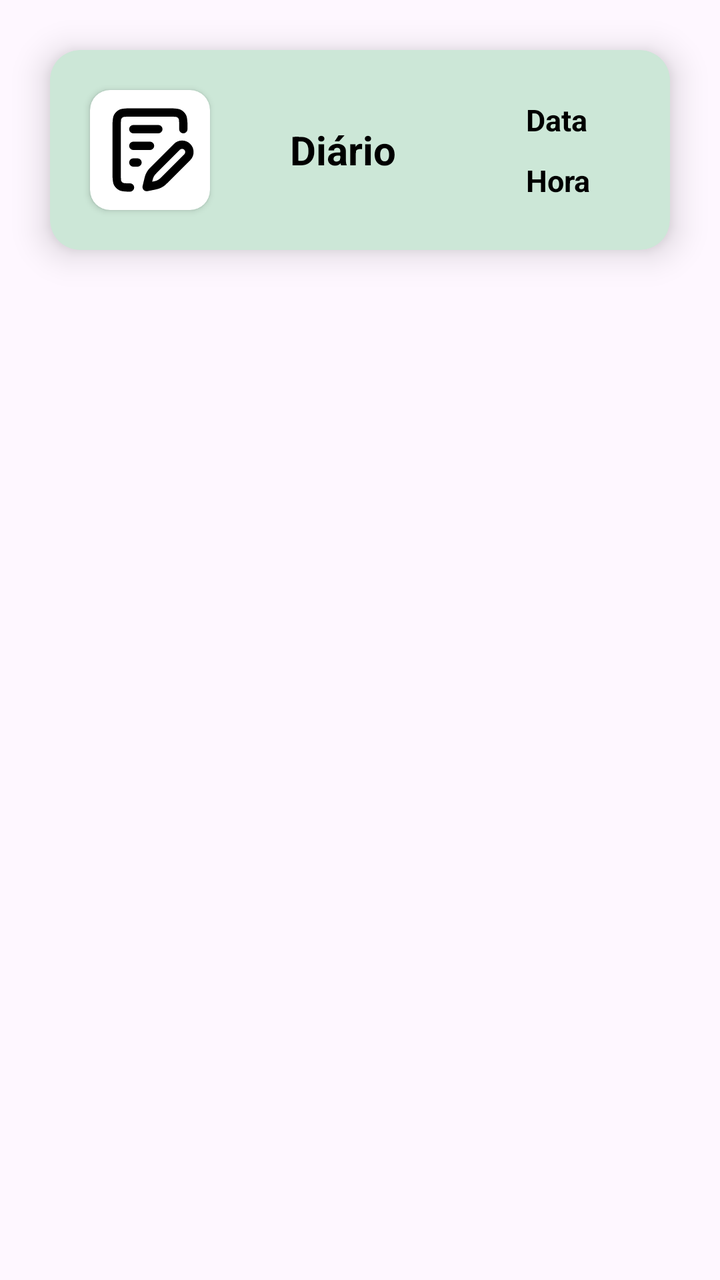
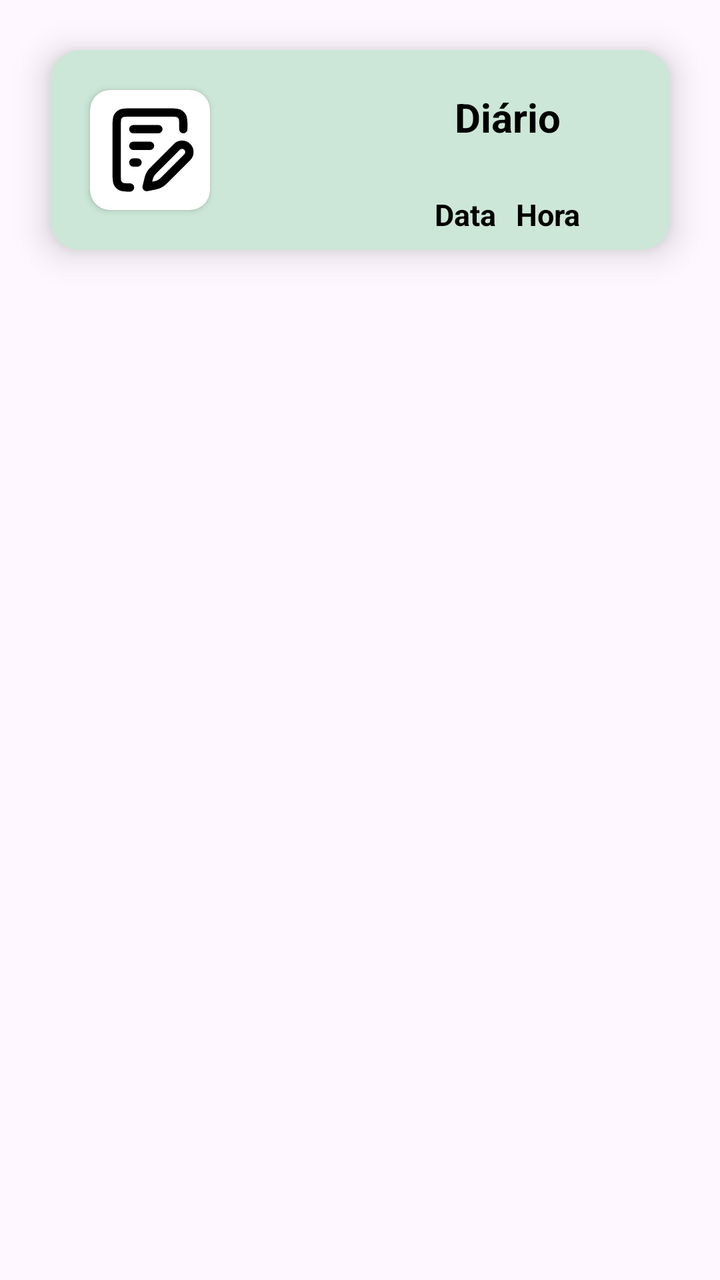

Two renders of the same Android screen: before a commit and after it. Below are the layout's source before the change and the commit's diff.
<!-- AndroidManifest.xml: application theme Theme.Atividade4 -->
<!-- res/layout/estilo_recyclerview_pagina_diario.xml -->
<?xml version="1.0" encoding="utf-8"?>
<androidx.constraintlayout.widget.ConstraintLayout xmlns:android="http://schemas.android.com/apk/res/android"
    android:layout_width="match_parent"
    android:layout_height="150dp"
    android:backgroundTint="@color/color_default"
    xmlns:app="http://schemas.android.com/apk/res-auto">



    <androidx.cardview.widget.CardView
        android:id="@+id/recyclerView_Registro"
        android:layout_width="match_parent"
        android:layout_height="100dp"
        app:layout_constraintEnd_toEndOf="parent"
        app:layout_constraintStart_toStartOf="parent"
        app:layout_constraintTop_toTopOf="parent"
        android:layout_margin="25dp"
        app:cardCornerRadius="15dp"
        app:cardElevation="10dp"
        android:backgroundTint="@color/color_default">

        <LinearLayout
            android:layout_width="match_parent"
            android:layout_height="100dp"
            android:orientation="horizontal">

            <androidx.cardview.widget.CardView
                android:layout_width="60dp"
                android:layout_height="60dp"
                android:layout_margin="20dp"
                app:cardCornerRadius="10dp">

                <ImageView
                    android:layout_width="50dp"
                    android:layout_height="50dp"
                    android:layout_gravity="center"
                    android:src="@drawable/ic_diario"/>

            </androidx.cardview.widget.CardView>

                <TextView
                    android:id="@+id/textTitulo_diario"
                    android:layout_width="wrap_content"
                    android:layout_height="wrap_content"
                    android:text="Diário"
                    android:textSize="20sp"
                    android:textStyle="bold"
                    android:layout_gravity="center"
                    android:textColor="@color/black"
                    android:layout_margin="20dp"/>

                <LinearLayout
                    android:layout_width="wrap_content"
                    android:layout_height="wrap_content"
                    android:orientation="vertical"
                    android:layout_gravity="center"
                    android:layout_marginStart="40dp">

                    <TextView
                        android:id="@+id/textTitulo_data"
                        android:layout_width="wrap_content"
                        android:layout_height="wrap_content"
                        android:text="Data"
                        android:textSize="15sp"
                        android:textStyle="bold"
                        android:textColor="@color/black"
                        android:layout_margin="5dp"/>

                    <TextView
                        android:id="@+id/textTitulo_hora"
                        android:layout_width="wrap_content"
                        android:layout_height="wrap_content"
                        android:text="Hora"
                        android:textSize="15sp"
                        android:textStyle="bold"
                        android:textColor="@color/black"
                        android:layout_margin="5dp"/>

                </LinearLayout>


        </LinearLayout>

    </androidx.cardview.widget.CardView>




</androidx.constraintlayout.widget.ConstraintLayout>
<!-- resources referenced by this layout -->
<resources>
  <color name="black">#FF000000</color>
  <color name="color_default">#CCE7D7</color>
  <!-- drawable ic_diario (drawable) -->
  <vector xmlns:android="http://schemas.android.com/apk/res/android" android:height="24dp" android:viewportHeight="24" android:viewportWidth="24" android:width="24dp">
        
      <path android:fillColor="#00000000" android:pathData="M7.2,21C6.08,21 5.52,21 5.092,20.782C4.716,20.59 4.41,20.284 4.218,19.908C4,19.48 4,18.92 4,17.8V6.2C4,5.08 4,4.52 4.218,4.092C4.41,3.716 4.716,3.41 5.092,3.218C5.52,3 6.08,3 7.2,3H16.8C17.92,3 18.48,3 18.908,3.218C19.284,3.41 19.59,3.716 19.782,4.092C20,4.52 20,5.08 20,6.2V7M8,7H14M8,15H9M8,11H12M11.195,20.895L12.51,20.635C13.22,20.494 13.574,20.424 13.905,20.295C14.199,20.181 14.478,20.032 14.736,19.852C15.028,19.649 15.284,19.393 15.795,18.882L20.943,13.733C21.631,13.046 21.631,11.932 20.943,11.244C20.256,10.557 19.142,10.557 18.455,11.244L13.218,16.481C12.739,16.96 12.499,17.2 12.306,17.471C12.134,17.712 11.99,17.972 11.875,18.245C11.746,18.552 11.669,18.882 11.514,19.542L11.195,20.895Z" android:strokeColor="#000000" android:strokeLineCap="round" android:strokeLineJoin="round" android:strokeWidth="2"/>
      
  </vector>
  <style name="Theme.Atividade4" parent="Base.Theme.Atividade4" />
  <style name="Base.Theme.Atividade4" parent="Theme.Material3.DayNight.NoActionBar">
  
          <item name="colorPrimary">@color/colorPrimary</item>
          <item name="colorAccent">@color/color_details</item>
  
      </style>
  <color name="colorPrimary">#A0CDE3</color>
  <color name="color_details">#A0CDE3</color>
</resources>

<!-- the commit's change to res/layout/estilo_recyclerview_pagina_diario.xml (unified diff, before → after) -->
@@ -38,46 +38,50 @@
 
             </androidx.cardview.widget.CardView>
 
+            <LinearLayout
+                android:layout_width="258dp"
+                android:layout_height="wrap_content"
+                android:orientation="vertical"
+                android:gravity="center">
+
                 <TextView
                     android:id="@+id/textTitulo_diario"
                     android:layout_width="wrap_content"
                     android:layout_height="wrap_content"
+                    android:layout_margin="20dp"
                     android:text="Diário"
+                    android:textColor="@color/black"
                     android:textSize="20sp"
-                    android:textStyle="bold"
-                    android:layout_gravity="center"
-                    android:textColor="@color/black"
-                    android:layout_margin="20dp"/>
+                    android:textStyle="bold" />
 
                 <LinearLayout
                     android:layout_width="wrap_content"
                     android:layout_height="wrap_content"
-                    android:orientation="vertical"
-                    android:layout_gravity="center"
-                    android:layout_marginStart="40dp">
+                    android:orientation="horizontal">
 
                     <TextView
-                        android:id="@+id/textTitulo_data"
+                        android:id="@+id/textView_data"
                         android:layout_width="wrap_content"
                         android:layout_height="wrap_content"
+                        android:layout_margin="5dp"
                         android:text="Data"
+                        android:textColor="@color/black"
                         android:textSize="15sp"
-                        android:textStyle="bold"
-                        android:textColor="@color/black"
-                        android:layout_margin="5dp"/>
+                        android:textStyle="bold" />
 
                     <TextView
-                        android:id="@+id/textTitulo_hora"
+                        android:id="@+id/textView_hora"
                         android:layout_width="wrap_content"
                         android:layout_height="wrap_content"
+                        android:layout_margin="5dp"
                         android:text="Hora"
+                        android:textColor="@color/black"
                         android:textSize="15sp"
-                        android:textStyle="bold"
-                        android:textColor="@color/black"
-                        android:layout_margin="5dp"/>
+                        android:textStyle="bold" />
 
                 </LinearLayout>
 
+            </LinearLayout>
 
         </LinearLayout>
 
